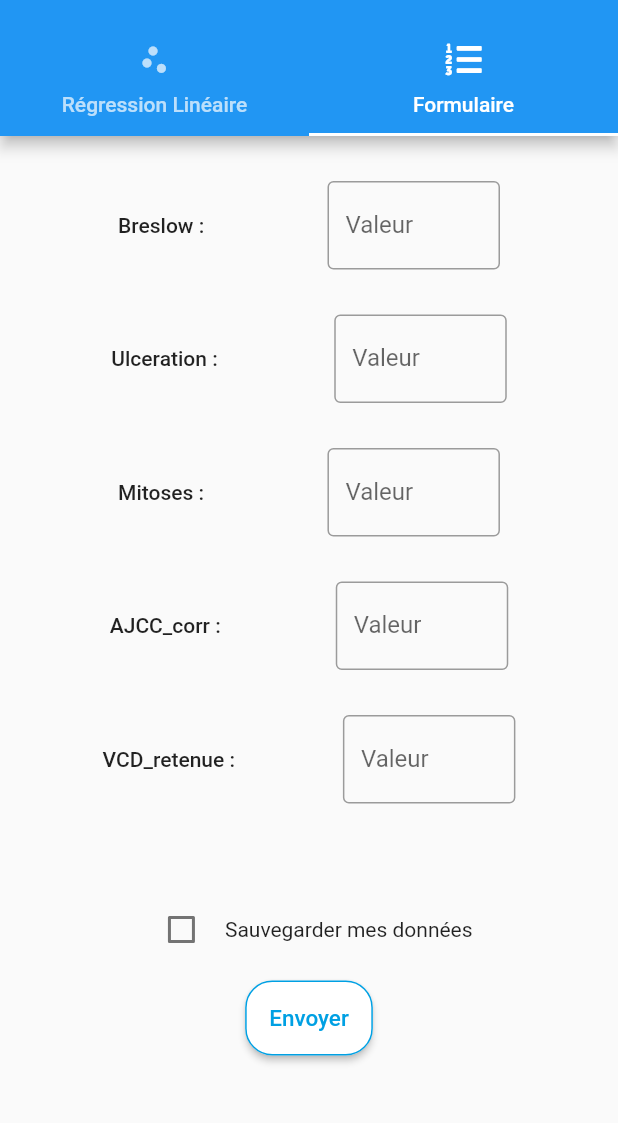
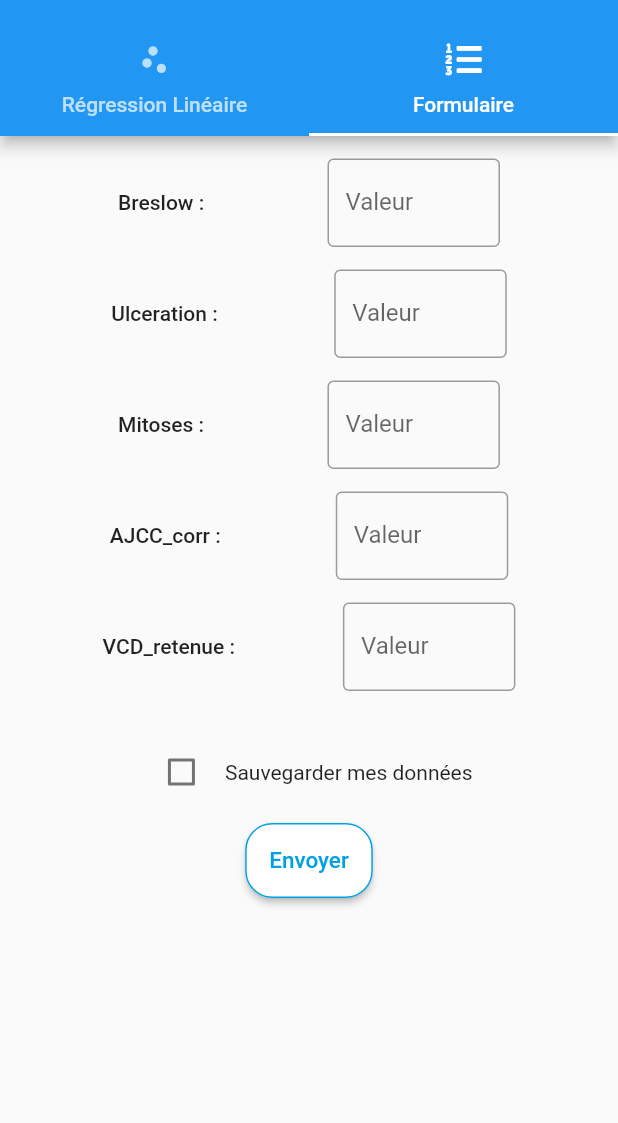
Before and after one commit to aznnn13/projetm1_mobile, a Flutter app: the screen it shows after launch, tab 2 chosen, on a phone screen of 412 x 824 dp, the part 59-1182 px from its top. Run offline on Flutter 3.47's test engine with Material 2 defaults, Android fonts, the phone set to English and light mode, and no system bars; our stand-ins replace font_awesome_flutter, photo_view.

Commit message:
wrapped formulaire column inside singlechildscrollview

```diff
--- a/lib/tabs/formulaire.dart
+++ b/lib/tabs/formulaire.dart
@@ -83,10 +83,11 @@ class _MyState extends State<Formulaire> {
 
   @override
   Widget build(BuildContext context) {
-    return Column(
+    return SingleChildScrollView(
+      child: Column(
         children: [
           const SizedBox(
-          height: 30,
+            height: 15,
           ),
           Row(
             mainAxisAlignment: MainAxisAlignment.spaceEvenly,
@@ -114,7 +115,7 @@ class _MyState extends State<Formulaire> {
             ],
           ),
           const SizedBox(
-          height: 30,
+            height: 15,
           ),
           Row(
             mainAxisAlignment: MainAxisAlignment.spaceEvenly,
@@ -142,7 +143,7 @@ class _MyState extends State<Formulaire> {
             ],
           ),
           const SizedBox(
-          height: 30,
+            height: 15,
           ),
           Row(
             mainAxisAlignment: MainAxisAlignment.spaceEvenly,
@@ -170,7 +171,7 @@ class _MyState extends State<Formulaire> {
             ],
           ),
           const SizedBox(
-          height: 30,
+            height: 15,
           ),
           Row(
             mainAxisAlignment: MainAxisAlignment.spaceEvenly,
@@ -198,7 +199,7 @@ class _MyState extends State<Formulaire> {
             ],
           ),
           const SizedBox(
-          height: 30,
+            height: 15,
           ),
           Row(
             mainAxisAlignment: MainAxisAlignment.spaceEvenly,
@@ -226,7 +227,7 @@ class _MyState extends State<Formulaire> {
             ],
           ),
           const SizedBox(
-          height: 60,
+            height: 30,
           ),
           Row(
             mainAxisAlignment: MainAxisAlignment.center,
@@ -271,6 +272,7 @@ class _MyState extends State<Formulaire> {
             ],
           )
         ],
+      ),
     );
   }
 }
```
Lines whose indentation alone changed are shown as unchanged.
